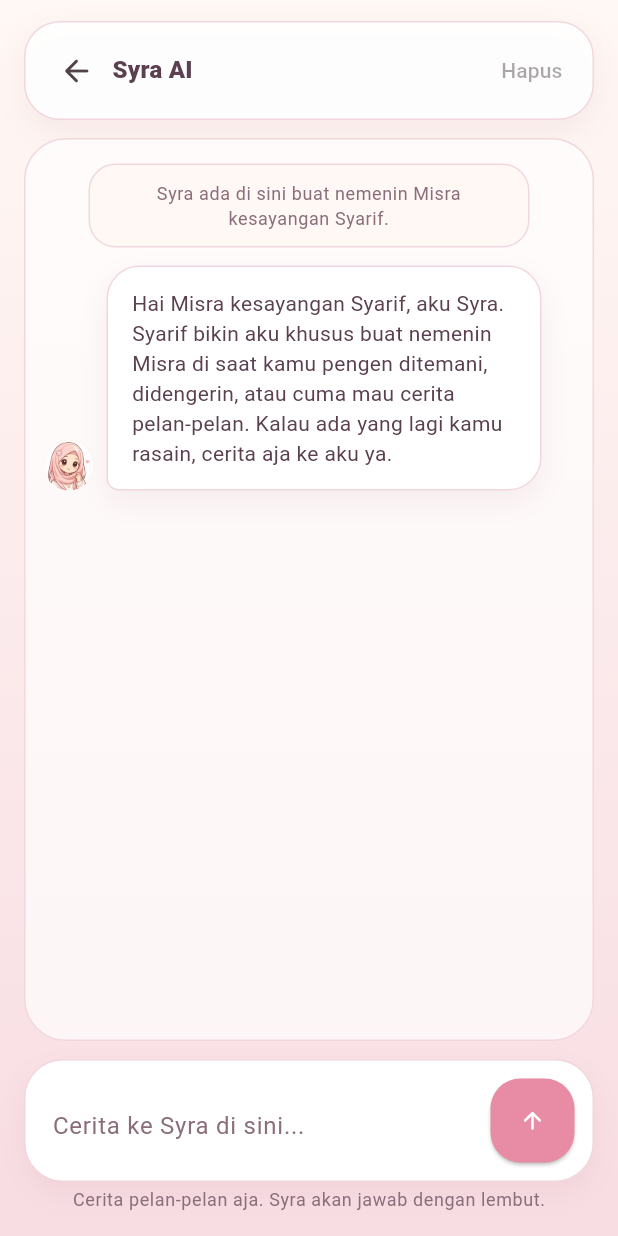
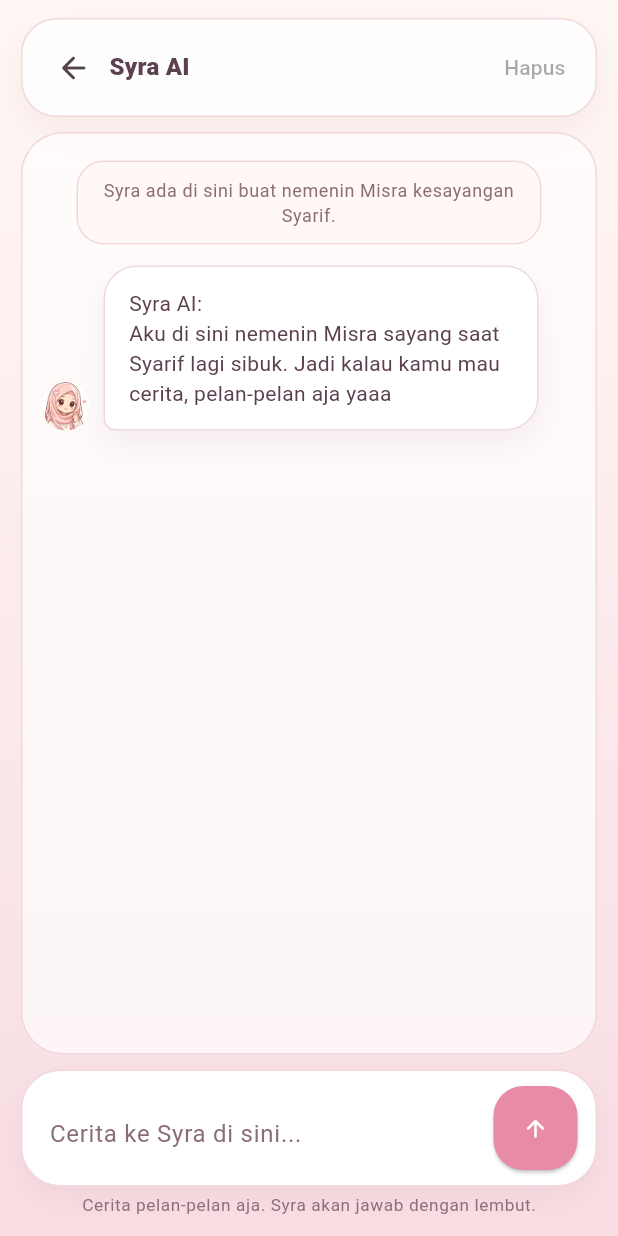
Before and after one commit to Sarif-rex/formisra, a Flutter app: the ChatPage screen opened by its route, on a phone screen of 412 x 824 dp. Run offline on Flutter 3.47's test engine with Material 3 defaults, Android fonts, the phone set to English and light mode, and no system bars; our stand-ins replace shared_preferences; accounts and stored records are empty.

Commit message:
Update Syra intro message

```diff
--- a/lib/pages/chat_page.dart
+++ b/lib/pages/chat_page.dart
@@ -21,7 +21,7 @@ class ChatPage extends StatefulWidget {
 
 class _ChatPageState extends State<ChatPage> {
   static const String _introMessage =
-      'Hai Misra kesayangan Syarif, aku Syra. Syarif bikin aku khusus buat nemenin Misra di saat kamu pengen ditemani, didengerin, atau cuma mau cerita pelan-pelan. Kalau ada yang lagi kamu rasain, cerita aja ke aku ya.';
+      'Syra AI:\nAku di sini nemenin Misra sayang saat Syarif lagi sibuk. Jadi kalau kamu mau cerita, pelan-pelan aja yaaa';
   static const int _maxStoredMessages = 40;
   static const String _syraAvatarAssetPath = 'assets/images/syra.png';
 
@@ -289,7 +289,7 @@ class _ChatPageState extends State<ChatPage> {
   Widget build(BuildContext context) {
     return MobileShell(
       child: Padding(
-        padding: const EdgeInsets.fromLTRB(16, 14, 16, 16),
+        padding: const EdgeInsets.fromLTRB(14, 12, 14, 14),
         child: Column(
           children: [
             Container(
@@ -337,7 +337,7 @@ class _ChatPageState extends State<ChatPage> {
                 ],
               ),
             ),
-            const SizedBox(height: 12),
+            const SizedBox(height: 10),
             if (_errorMessage != null) ...[
               AppCard(
                 padding: const EdgeInsets.symmetric(horizontal: 16, vertical: 14),
@@ -371,7 +371,7 @@ class _ChatPageState extends State<ChatPage> {
             Expanded(
               child: Container(
                 width: double.infinity,
-                padding: const EdgeInsets.fromLTRB(12, 12, 12, 6),
+                padding: const EdgeInsets.fromLTRB(12, 14, 12, 8),
                 decoration: BoxDecoration(
                   color: Colors.white.withValues(alpha: 0.68),
                   borderRadius: BorderRadius.circular(28),
@@ -397,9 +397,9 @@ class _ChatPageState extends State<ChatPage> {
                             children: [
                               Container(
                                 margin: const EdgeInsets.only(
-                                  left: 30,
-                                  right: 30,
-                                  bottom: 12,
+                                  left: 24,
+                                  right: 24,
+                                  bottom: 14,
                                 ),
                                 padding: const EdgeInsets.symmetric(
                                   horizontal: 14,
@@ -444,9 +444,9 @@ class _ChatPageState extends State<ChatPage> {
                           ),
               ),
             ),
-            const SizedBox(height: 12),
+            const SizedBox(height: 10),
             Container(
-              padding: const EdgeInsets.fromLTRB(12, 12, 12, 12),
+              padding: const EdgeInsets.fromLTRB(12, 10, 12, 10),
               decoration: BoxDecoration(
                 color: Colors.white,
                 borderRadius: BorderRadius.circular(26),
@@ -518,6 +518,7 @@ class _ChatPageState extends State<ChatPage> {
               'Cerita pelan-pelan aja. Syra akan jawab dengan lembut.',
               style: Theme.of(context).textTheme.bodySmall?.copyWith(
                     color: AppColors.mutedText,
+                    fontSize: 11.5,
                   ),
             ),
           ],
```
